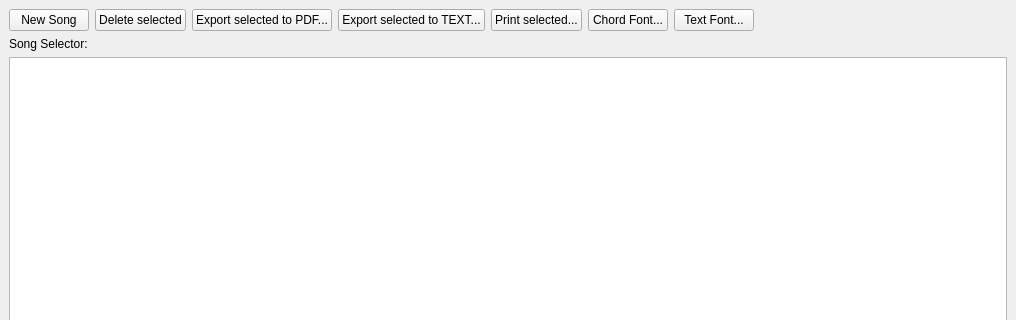
Before: the Qt Designer form src/softchordeditor.ui in matvey83/softChord, drawn with Qt 5; both pictures show x 0 to 1016 and y 0 to 320 of the 1016 by 878 pixel window.
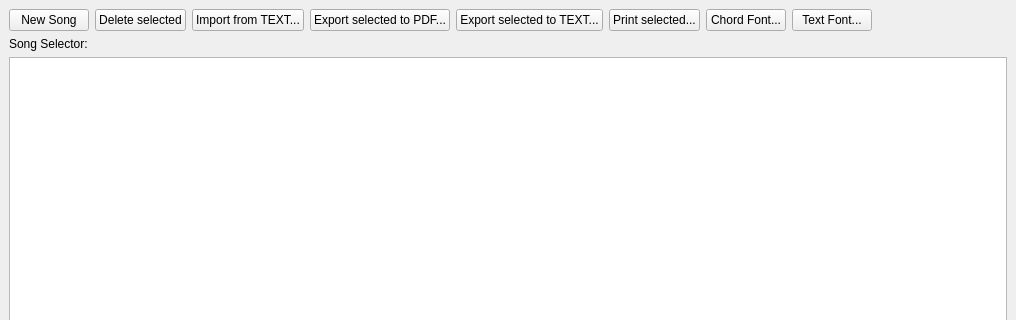
After: the same form once the commit is applied.

Commit message: Added ability to import a song from text.

```diff
--- a/src/softchordeditor.ui
+++ b/src/softchordeditor.ui
@@ -23,7 +23,7 @@
       <widget class="QWidget" name="layoutWidget">
        <layout class="QVBoxLayout" name="verticalLayout_3">
         <item>
-         <layout class="QHBoxLayout" name="horizontalLayout_2" stretch="0,0,0,0,0,0,0,0">
+         <layout class="QHBoxLayout" name="horizontalLayout_2" stretch="0,0,0,0,0,0,0,0,0">
           <item>
            <widget class="QPushButton" name="new_song_button">
             <property name="text">
@@ -38,6 +38,13 @@
             </property>
            </widget>
           </item>
+          <item>
+           <widget class="QPushButton" name="import_text_button">
+            <property name="text">
+             <string>Import from TEXT...</string>
+            </property>
+           </widget>
+          </item>
           <item>
            <widget class="QPushButton" name="export_pdf_button">
             <property name="text">
```
Left out of the diff: 6 changed lines with no effect on the pictures. The commit also changes 2 other files.
